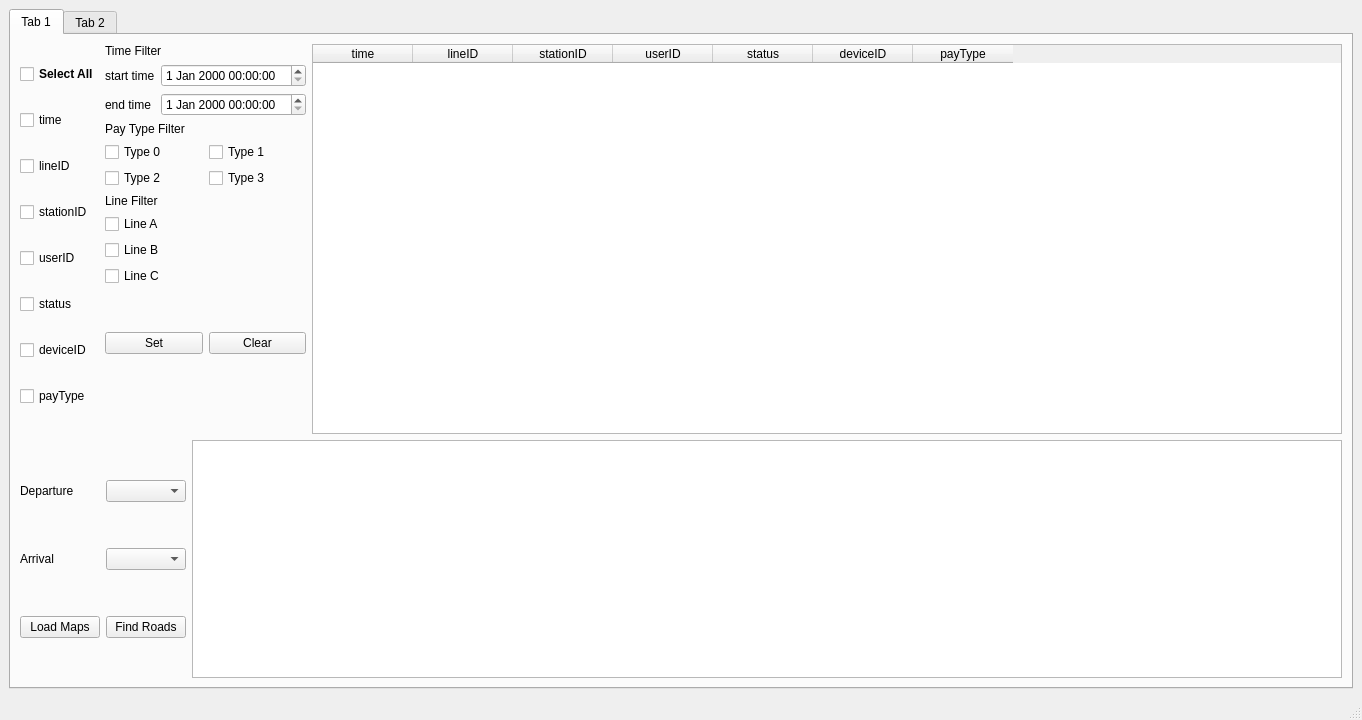
First picture: the form in subway_system/mainwindow.ui, repository KoalaYan/CS241-Project, before the edit.
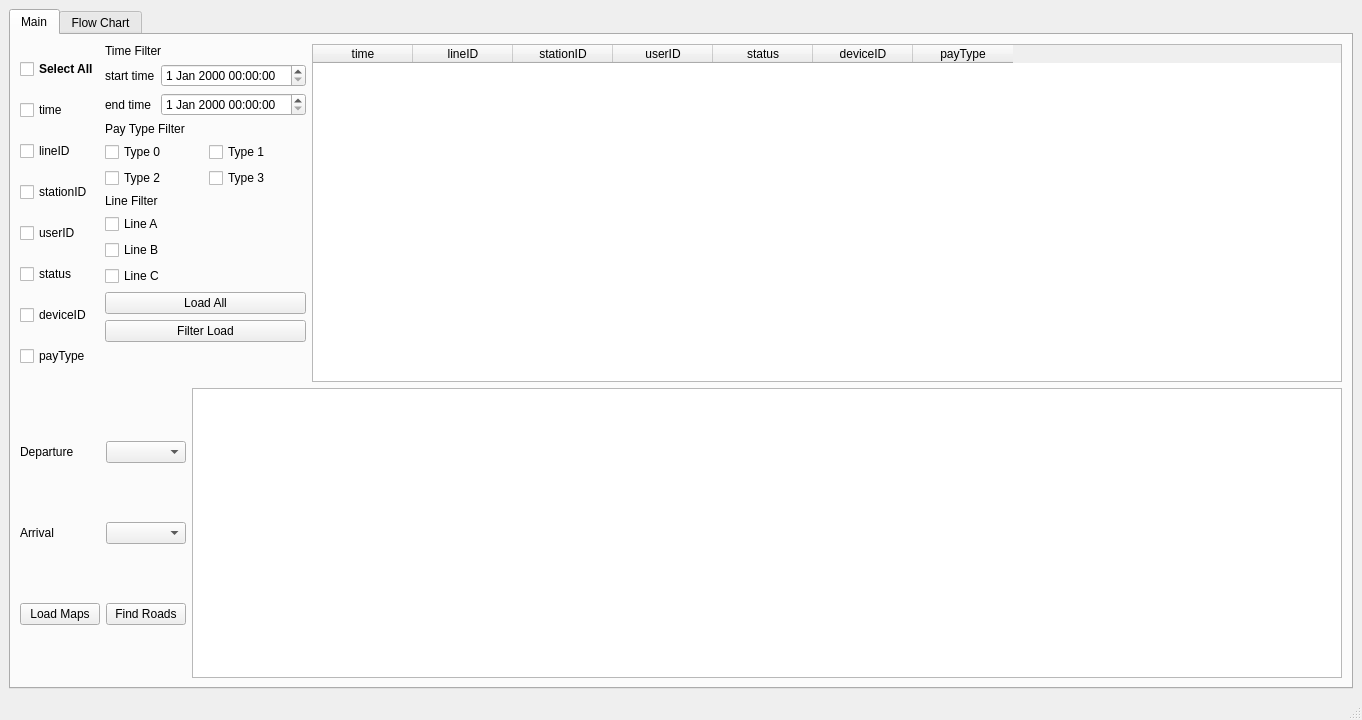
Second picture: the form after the edit. Custom widgets are drawn as their Qt base class.

```diff
--- a/subway_system/mainwindow.ui
+++ b/subway_system/mainwindow.ui
@@ -22,7 +22,7 @@
       </property>
       <widget class="QWidget" name="filter">
        <attribute name="title">
-        <string>Tab 1</string>
+        <string>Main</string>
        </attribute>
        <layout class="QGridLayout" name="gridLayout_7">
         <item row="0" column="0">
@@ -201,48 +201,24 @@
              </layout>
             </item>
             <item>
-             <spacer name="verticalSpacer_3">
-              <property name="orientation">
-               <enum>Qt::Vertical</enum>
+             <widget class="QPushButton" name="pushButton_4">
+              <property name="text">
+               <string>Load All</string>
               </property>
-              <property name="sizeHint" stdset="0">
-               <size>
-                <width>20</width>
-                <height>40</height>
-               </size>
-              </property>
-             </spacer>
+             </widget>
             </item>
             <item>
-             <layout class="QHBoxLayout" name="horizontalLayout">
-              <item>
-               <widget class="QPushButton" name="set_filter">
-                <property name="text">
-                 <string>Set</string>
-                </property>
-               </widget>
-              </item>
-              <item>
-               <widget class="QPushButton" name="set_clear">
-                <property name="text">
-                 <string>Clear</string>
-                </property>
-               </widget>
-              </item>
-             </layout>
+             <layout class="QHBoxLayout" name="horizontalLayout_6"/>
             </item>
             <item>
-             <spacer name="verticalSpacer_5">
-              <property name="orientation">
-               <enum>Qt::Vertical</enum>
+             <layout class="QHBoxLayout" name="horizontalLayout"/>
+            </item>
+            <item>
+             <widget class="QPushButton" name="pushButton_2">
+              <property name="text">
+               <string>Filter Load</string>
               </property>
-              <property name="sizeHint" stdset="0">
-               <size>
-                <width>20</width>
-                <height>40</height>
-               </size>
-              </property>
-             </spacer>
+             </widget>
             </item>
             <item>
              <spacer name="verticalSpacer_4">
@@ -355,7 +331,7 @@
       </widget>
       <widget class="QWidget" name="graph">
        <attribute name="title">
-        <string>Tab 2</string>
+        <string>Flow Chart</string>
        </attribute>
        <layout class="QGridLayout" name="gridLayout_5">
         <item row="0" column="0">
```
Left out of the diff: 3 changed lines with no effect on the pictures.
